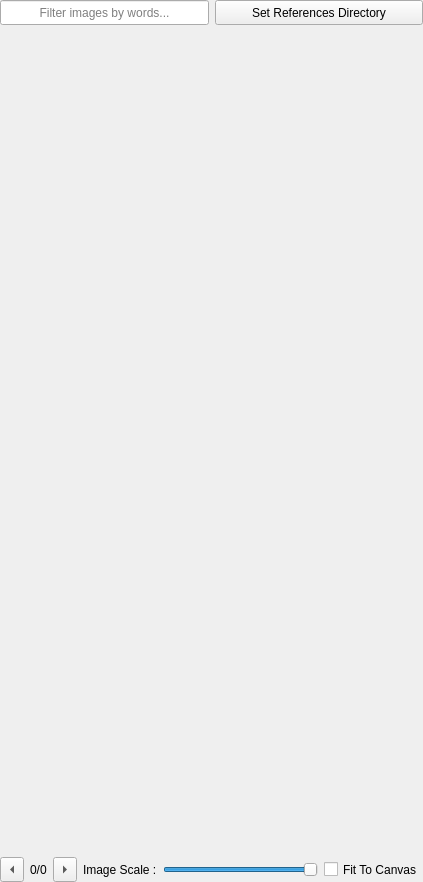
Before: the Qt Designer form photobash_images/photobash_images_docker.ui in veryprofessionaldodo/Krita-Photobash-Images-Plugin, drawn with Qt 5.
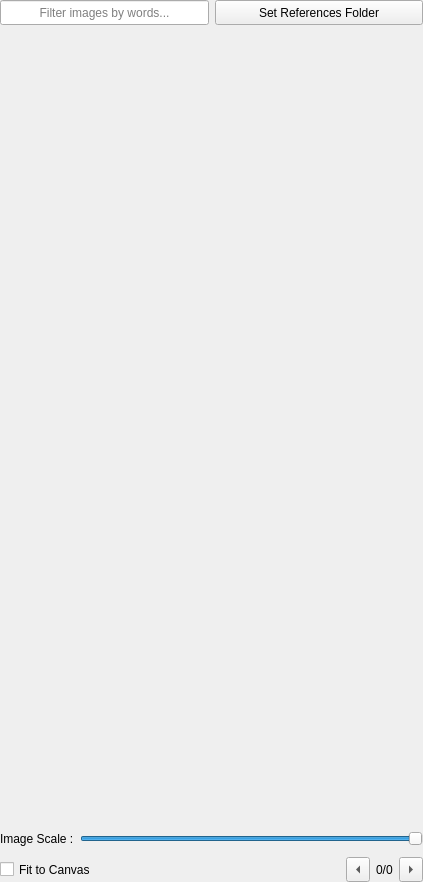
After: the same form once the commit is applied.

Commit message: better horizontal scaling for UI

The edit to the form file:
```diff
--- a/photobash_images/photobash_images_docker.ui
+++ b/photobash_images/photobash_images_docker.ui
@@ -47,7 +47,7 @@
       <item>
        <widget class="QLineEdit" name="filterTextEdit">
         <property name="sizePolicy">
-         <sizepolicy hsizetype="Expanding" vsizetype="Fixed">
+         <sizepolicy hsizetype="Ignored" vsizetype="Fixed">
           <horstretch>0</horstretch>
           <verstretch>0</verstretch>
          </sizepolicy>
@@ -75,7 +75,7 @@
       <item>
        <widget class="QPushButton" name="changePathButton">
         <property name="sizePolicy">
-         <sizepolicy hsizetype="Expanding" vsizetype="Fixed">
+         <sizepolicy hsizetype="Ignored" vsizetype="Fixed">
           <horstretch>0</horstretch>
           <verstretch>0</verstretch>
          </sizepolicy>
@@ -93,7 +93,7 @@
          </size>
         </property>
         <property name="text">
-         <string>Set References Directory</string>
+         <string>Set References Folder</string>
         </property>
        </widget>
       </item>
@@ -289,7 +289,7 @@
    </item>
    <item>
     <widget class="QWidget" name="bottomWidget" native="true">
-     <layout class="QHBoxLayout" name="bottomLayout">
+     <layout class="QVBoxLayout" name="bottomLayout">
       <property name="leftMargin">
        <number>0</number>
       </property>
@@ -303,74 +303,7 @@
        <number>0</number>
       </property>
       <item>
-       <widget class="QToolButton" name="previousButton">
-        <property name="minimumSize">
-         <size>
-          <width>0</width>
-          <height>25</height>
-         </size>
-        </property>
-        <property name="maximumSize">
-         <size>
-          <width>16777215</width>
-          <height>25</height>
-         </size>
-        </property>
-        <property name="text">
-         <string>...</string>
-        </property>
-        <property name="arrowType">
-         <enum>Qt::LeftArrow</enum>
-        </property>
-       </widget>
-      </item>
-      <item>
-       <widget class="QLabel" name="paginationLabel">
-        <property name="sizePolicy">
-         <sizepolicy hsizetype="Preferred" vsizetype="Fixed">
-          <horstretch>0</horstretch>
-          <verstretch>0</verstretch>
-         </sizepolicy>
-        </property>
-        <property name="minimumSize">
-         <size>
-          <width>0</width>
-          <height>25</height>
-         </size>
-        </property>
-        <property name="maximumSize">
-         <size>
-          <width>16777215</width>
-          <height>25</height>
-         </size>
-        </property>
-        <property name="text">
-         <string>0/0</string>
-        </property>
-       </widget>
-      </item>
-      <item>
-       <widget class="QToolButton" name="nextButton">
-        <property name="minimumSize">
-         <size>
-          <width>0</width>
-          <height>25</height>
-         </size>
-        </property>
-        <property name="maximumSize">
-         <size>
-          <width>16777215</width>
-          <height>25</height>
-         </size>
-        </property>
-        <property name="text">
-         <string>...</string>
-        </property>
-        <property name="arrowType">
-         <enum>Qt::RightArrow</enum>
-        </property>
-       </widget>
-      </item>
+       <layout class="QHBoxLayout" name="imageScaleLayout">
       <item>
        <widget class="QLabel" name="sliderLabel">
         <property name="sizePolicy">
@@ -424,9 +357,63 @@
         </property>
        </widget>
       </item>
+       </layout>
+      </item>
+      <item>
+       <layout class="QHBoxLayout" name="paginationAndFitLayout">
       <item>
        <widget class="QCheckBox" name="fitCanvasCheckBox">
         <property name="sizePolicy">
+           <sizepolicy hsizetype="Expanding" vsizetype="Fixed">
+            <horstretch>0</horstretch>
+            <verstretch>0</verstretch>
+           </sizepolicy>
+          </property>
+          <property name="minimumSize">
+           <size>
+            <width>0</width>
+            <height>25</height>
+           </size>
+          </property>
+          <property name="maximumSize">
+           <size>
+            <width>16777215</width>
+            <height>25</height>
+           </size>
+          </property>
+          <property name="layoutDirection">
+           <enum>Qt::LeftToRight</enum>
+          </property>
+          <property name="text">
+           <string>Fit to Canvas</string>
+          </property>
+         </widget>
+        </item>
+        <item>
+         <widget class="QToolButton" name="previousButton">
+          <property name="minimumSize">
+           <size>
+            <width>0</width>
+            <height>25</height>
+           </size>
+          </property>
+          <property name="maximumSize">
+           <size>
+            <width>16777215</width>
+            <height>25</height>
+           </size>
+          </property>
+          <property name="text">
+           <string>...</string>
+          </property>
+          <property name="arrowType">
+           <enum>Qt::LeftArrow</enum>
+          </property>
+         </widget>
+        </item>
+        <item>
+         <widget class="QLabel" name="paginationLabel">
+          <property name="sizePolicy">
          <sizepolicy hsizetype="Preferred" vsizetype="Fixed">
           <horstretch>0</horstretch>
           <verstretch>0</verstretch>
@@ -445,9 +432,33 @@
          </size>
         </property>
         <property name="text">
-         <string>Fit To Canvas</string>
-        </property>
-       </widget>
+           <string>0/0</string>
+          </property>
+         </widget>
+        </item>
+        <item>
+         <widget class="QToolButton" name="nextButton">
+          <property name="minimumSize">
+           <size>
+            <width>0</width>
+            <height>25</height>
+           </size>
+          </property>
+          <property name="maximumSize">
+           <size>
+            <width>16777215</width>
+            <height>25</height>
+           </size>
+          </property>
+          <property name="text">
+           <string>...</string>
+          </property>
+          <property name="arrowType">
+           <enum>Qt::RightArrow</enum>
+          </property>
+         </widget>
+        </item>
+       </layout>
       </item>
      </layout>
     </widget>
```
Left out of the diff: 2 changed lines with no effect on the pictures. Lines whose indentation alone changed are shown as unchanged. The commit also changes 4 other files.
